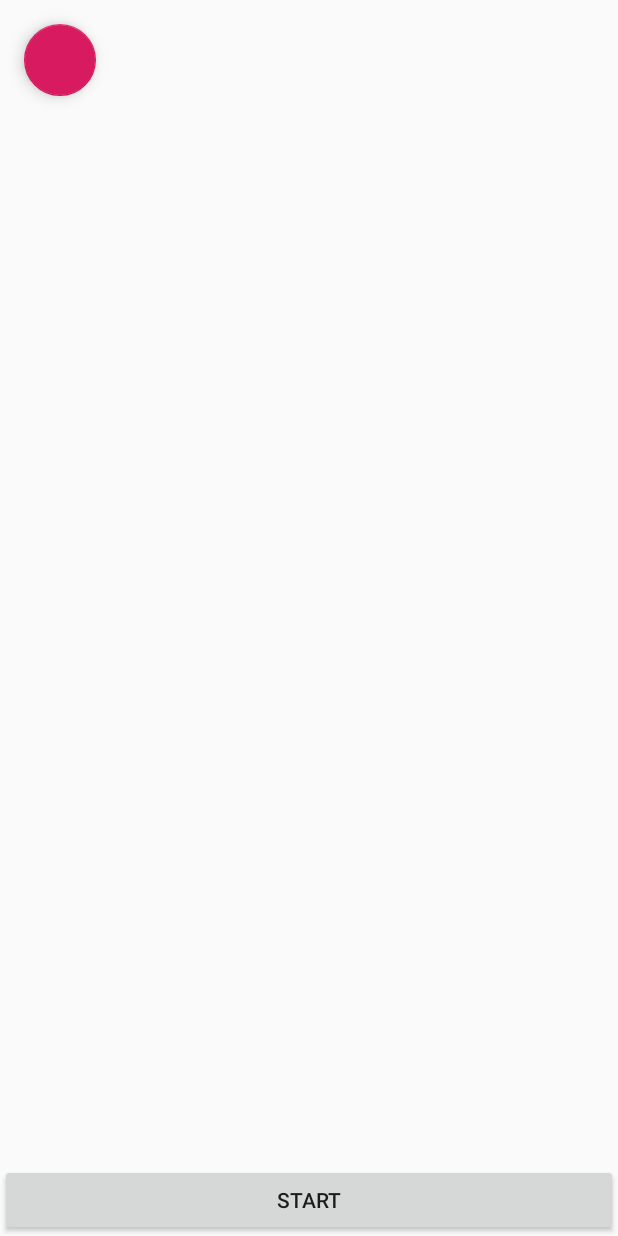
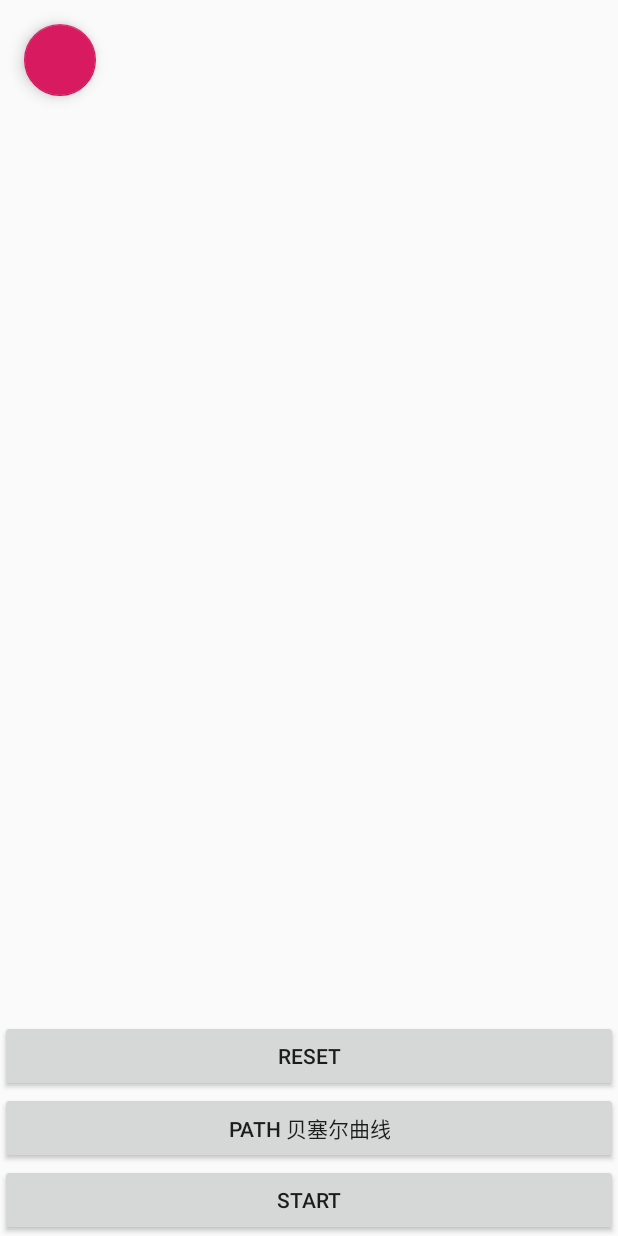
Before and after one commit to FTDShanCai/CustomView, an Android app: the AnimMainActivity screen opened directly, with no data from a screen before it, after a tap on "属性动画", on a phone screen of 412 x 824 dp. Run offline under Robolectric (Android 15) with nearby library versions, the phone set to English and light mode, and no system bars; Roboto replaces fonts that are not available here.

Commit message:
anim 效果集合

```diff
--- a/app/src/main/AndroidManifest.xml
+++ b/app/src/main/AndroidManifest.xml
@@ -16,7 +16,8 @@
         android:roundIcon="@mipmap/ic_launcher_round"
         android:supportsRtl="true"
         android:theme="@style/AppTheme">
-        <activity android:name=".anim.anim.Anim3Activity"></activity>
+        <activity android:name=".anim.anim.Anim4Activity"></activity>
+        <activity android:name=".anim.anim.Anim3Activity" />
         <activity android:name=".anim.anim.Anim2Activity" />
         <activity android:name=".anim.anim.Anim1Activity" />
         <activity android:name=".anim.AnimMainActivity" />
--- a/app/src/main/java/com/example/customview/anim/AnimMainActivity.kt
+++ b/app/src/main/java/com/example/customview/anim/AnimMainActivity.kt
@@ -8,6 +8,7 @@ import com.example.customview.R
 import com.example.customview.anim.anim.Anim1Activity
 import com.example.customview.anim.anim.Anim2Activity
 import com.example.customview.anim.anim.Anim3Activity
+import com.example.customview.anim.anim.Anim4Activity
 
 class AnimMainActivity : AppCompatActivity() {
 
@@ -19,6 +20,9 @@ class AnimMainActivity : AppCompatActivity() {
     }
     val anim3 by lazy {
         findViewById<TextView>(R.id.anim_3)
+    }
+    val anim4 by lazy {
+        findViewById<TextView>(R.id.anim_4)
     }
 
     override fun onCreate(savedInstanceState: Bundle?) {
@@ -39,5 +43,10 @@ class AnimMainActivity : AppCompatActivity() {
                 startActivity(Intent(context, Anim3Activity::class.java))
             }
         }
+        anim4.apply {
+            setOnClickListener {
+                startActivity(Intent(context, Anim4Activity::class.java))
+            }
+        }
     }
 }
--- a/app/src/main/java/com/example/customview/anim/anim/Anim2Activity.kt
+++ b/app/src/main/java/com/example/customview/anim/anim/Anim2Activity.kt
@@ -2,7 +2,12 @@ package com.example.customview.anim.anim
 
 import android.animation.AnimatorSet
 import android.animation.ObjectAnimator
+import android.graphics.Path
+import android.os.Build
 import android.os.Bundle
+import android.view.View
+import android.view.animation.LinearInterpolator
+import android.view.animation.PathInterpolator
 import android.widget.Button
 import androidx.appcompat.app.AppCompatActivity
 import com.example.customview.R
@@ -19,6 +24,14 @@ class Anim2Activity : AppCompatActivity() {
     val btnStart by lazy {
         findViewById<Button>(R.id.btn_start)
     }
+    val btnIntercept by lazy {
+        findViewById<Button>(R.id.btn_intercept)
+    }
+
+    val btnReset by lazy {
+        findViewById<Button>(R.id.btn_reset)
+    }
+
 
     override fun onCreate(savedInstanceState: Bundle?) {
         super.onCreate(savedInstanceState)
@@ -40,6 +53,25 @@ class Anim2Activity : AppCompatActivity() {
                 start()
             }
         }
+
+        btnIntercept.setOnClickListener {
+            val path = Path().apply {
+                moveTo(fab.x, fab.y)
+                quadTo(300f, 100f, 500f, 500f)
+            }
+
+            if (Build.VERSION.SDK_INT >= Build.VERSION_CODES.LOLLIPOP) {
+                val anim = ObjectAnimator.ofFloat(fab, View.X, View.Y, path).apply {
+                    duration = 1000
+                    start()
+                }
+
+            }
+        }
+        btnReset.setOnClickListener {
+            fab.translationX = 0f
+            fab.translationY = 0f
+        }
     }
 
 
--- a/app/src/main/res/layout/activity_anim2.xml
+++ b/app/src/main/res/layout/activity_anim2.xml
@@ -22,5 +22,20 @@
         android:text="start"
         app:layout_constraintBottom_toBottomOf="parent" />
 
+    <Button
+        android:id="@+id/btn_intercept"
+        android:layout_width="match_parent"
+        android:layout_height="wrap_content"
+        android:text="path 贝塞尔曲线"
+        app:layout_constraintBottom_toTopOf="@id/btn_start" />
+
+
+    <Button
+        android:id="@+id/btn_reset"
+        android:layout_width="match_parent"
+        android:layout_height="wrap_content"
+        android:text="reset"
+        app:layout_constraintBottom_toTopOf="@id/btn_intercept" />
+
 
 </androidx.constraintlayout.widget.ConstraintLayout>
```
Also changed, not shown: app/src/main/java/com/example/customview/anim/anim/Anim4Activity.kt (added, +45 -0 lines), app/src/main/res/layout/activity_anim4.xml (added, +28 -0 lines), app/src/main/res/layout/activity_anim_main.xml (+8 -0 lines).
